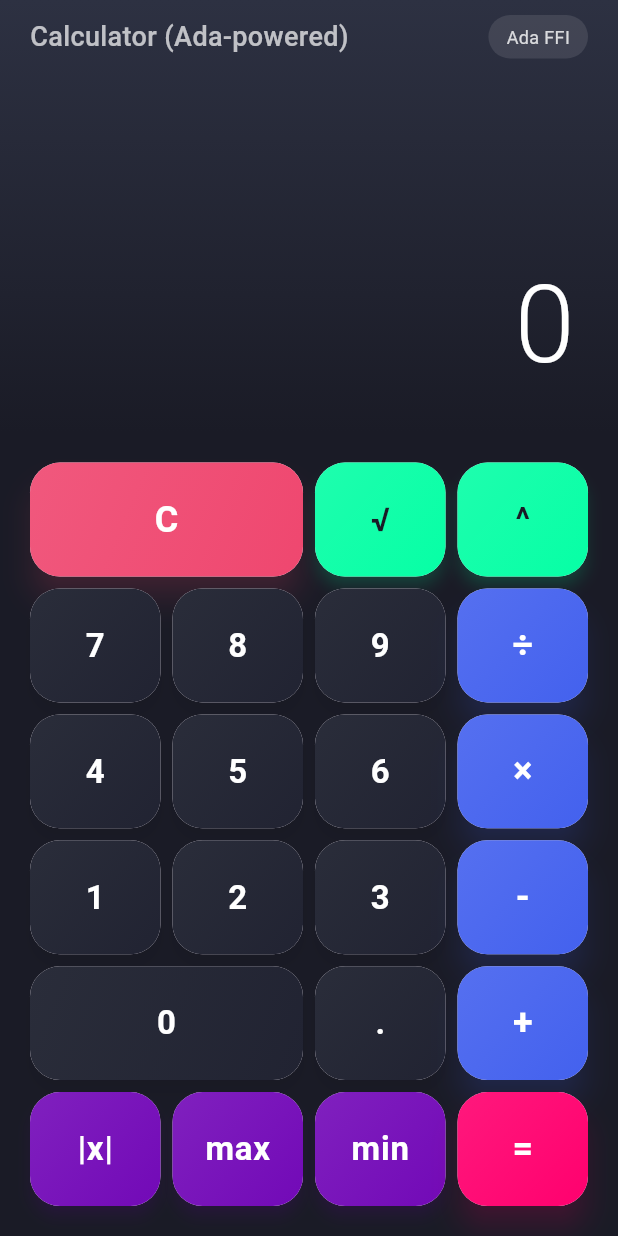
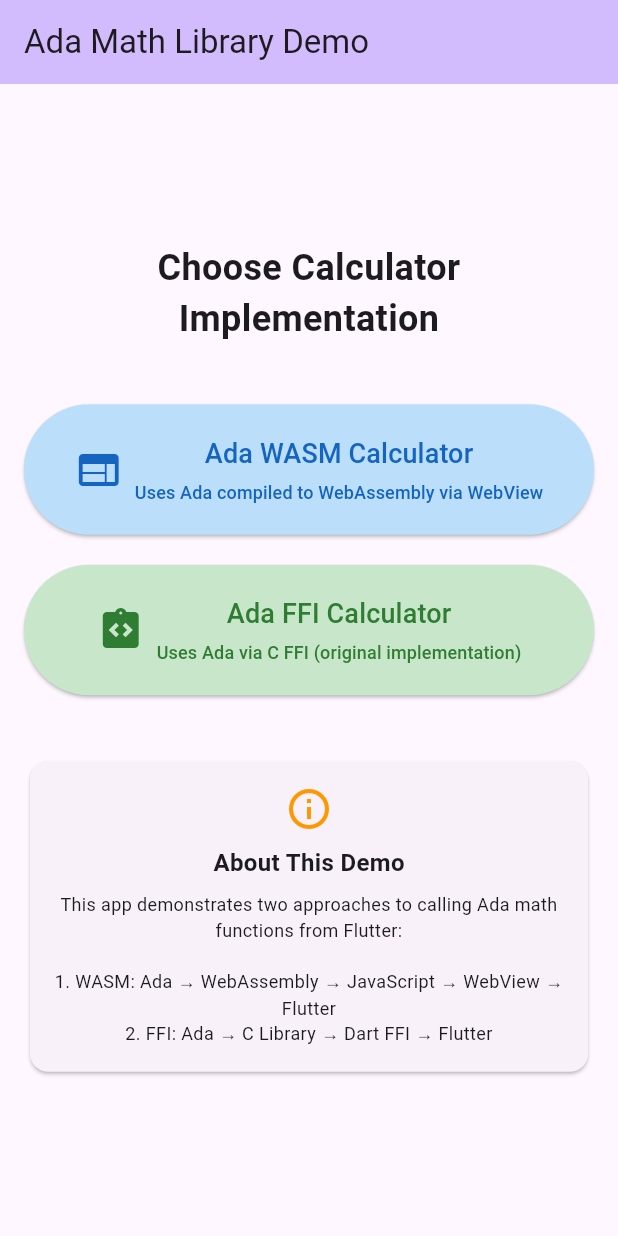
Before and after one commit to akvus/ffi_ada_dart_test, a Flutter app: the screen it shows after launch, on a phone screen of 412 x 824 dp. Run offline on Flutter 3.47's test engine with Material 3 defaults, Android fonts, the light colour scheme and no system bars; our stand-ins replace webview_flutter; missing offline and left inert: dart:ffi.

Commit message:
Playing around with wasm and adawebpack

```diff
--- a/flutter_proj/lib/main.dart
+++ b/flutter_proj/lib/main.dart
@@ -1,5 +1,6 @@
 import 'package:flutter/material.dart';
 import 'calculator_screen.dart';
+import 'wasm_calculator_screen.dart';
 
 void main() {
   runApp(const MyApp());
@@ -12,26 +13,130 @@ class MyApp extends StatelessWidget {
   @override
   Widget build(BuildContext context) {
     return MaterialApp(
-      title: 'Flutter Demo',
+      title: 'Ada WASM Calculator',
       theme: ThemeData(
-        // This is the theme of your application.
-        //
-        // TRY THIS: Try running your application with "flutter run". You'll see
-        // the application has a purple toolbar. Then, without quitting the app,
-        // try changing the seedColor in the colorScheme below to Colors.green
-        // and then invoke "hot reload" (save your changes or press the "hot
-        // reload" button in a Flutter-supported IDE, or press "r" if you used
-        // the command line to start the app).
-        //
-        // Notice that the counter didn't reset back to zero; the application
-        // state is not lost during the reload. To reset the state, use hot
-        // restart instead.
-        //
-        // This works for code too, not just values: Most code changes can be
-        // tested with just a hot reload.
         colorScheme: ColorScheme.fromSeed(seedColor: Colors.deepPurple),
+        useMaterial3: true,
       ),
-      home: const CalculatorScreen(),
+      home: const MainScreen(),
+    );
+  }
+}
+
+class MainScreen extends StatelessWidget {
+  const MainScreen({super.key});
+
+  @override
+  Widget build(BuildContext context) {
+    return Scaffold(
+      appBar: AppBar(
+        title: const Text('Ada Math Library Demo'),
+        backgroundColor: Theme.of(context).colorScheme.inversePrimary,
+      ),
+      body: Padding(
+        padding: const EdgeInsets.all(16.0),
+        child: Column(
+          mainAxisAlignment: MainAxisAlignment.center,
+          children: [
+            const Text(
+              'Choose Calculator Implementation',
+              style: TextStyle(fontSize: 24, fontWeight: FontWeight.bold),
+              textAlign: TextAlign.center,
+            ),
+            const SizedBox(height: 40),
+
+            // WASM Calculator Button
+            SizedBox(
+              width: double.infinity,
+              child: ElevatedButton.icon(
+                onPressed: () {
+                  Navigator.push(
+                    context,
+                    MaterialPageRoute(
+                      builder: (context) => const WasmCalculatorScreen(),
+                    ),
+                  );
+                },
+                icon: const Icon(Icons.web, size: 32),
+                label: const Column(
+                  children: [
+                    Text('Ada WASM Calculator', style: TextStyle(fontSize: 18)),
+                    SizedBox(height: 4),
+                    Text(
+                      'Uses Ada compiled to WebAssembly via WebView',
+                      style: TextStyle(fontSize: 12),
+                    ),
+                  ],
+                ),
+                style: ElevatedButton.styleFrom(
+                  padding: const EdgeInsets.all(20),
+                  backgroundColor: Colors.blue.shade100,
+                  foregroundColor: Colors.blue.shade800,
+                ),
+              ),
+            ),
+
+            const SizedBox(height: 20),
+
+            // FFI Calculator Button (existing)
+            SizedBox(
+              width: double.infinity,
+              child: ElevatedButton.icon(
+                onPressed: () {
+                  Navigator.push(
+                    context,
+                    MaterialPageRoute(
+                      builder: (context) => const CalculatorScreen(),
+                    ),
+                  );
+                },
+                icon: const Icon(Icons.integration_instructions, size: 32),
+                label: const Column(
+                  children: [
+                    Text('Ada FFI Calculator', style: TextStyle(fontSize: 18)),
+                    SizedBox(height: 4),
+                    Text(
+                      'Uses Ada via C FFI (original implementation)',
+                      style: TextStyle(fontSize: 12),
+                    ),
+                  ],
+                ),
+                style: ElevatedButton.styleFrom(
+                  padding: const EdgeInsets.all(20),
+                  backgroundColor: Colors.green.shade100,
+                  foregroundColor: Colors.green.shade800,
+                ),
+              ),
+            ),
+
+            const SizedBox(height: 40),
+
+            const Card(
+              child: Padding(
+                padding: EdgeInsets.all(16.0),
+                child: Column(
+                  children: [
+                    Icon(Icons.info_outline, size: 32, color: Colors.orange),
+                    SizedBox(height: 8),
+                    Text(
+                      'About This Demo',
+                      style: TextStyle(fontSize: 16, fontWeight: FontWeight.bold),
+                    ),
+                    SizedBox(height: 8),
+                    Text(
+                      'This app demonstrates two approaches to calling Ada math functions from Flutter:\n\n'
+                      '1. WASM: Ada → WebAssembly → JavaScript → WebView → Flutter\n'
+                      '2. FFI: Ada → C Library → Dart FFI → Flutter',
+                      textAlign: TextAlign.center,
+                      style: TextStyle(fontSize: 12),
+                    ),
+                  ],
+                ),
+              ),
+            ),
+          ],
+        ),
+      ),
     );
   }
 }
```
Also changed, not shown: flutter_proj/lib/ada_wasm_bridge.dart (added, +209 -0 lines), flutter_proj/lib/wasm_calculator_screen.dart (added, +338 -0 lines), flutter_proj/pubspec.yaml (+5 -4 lines), flutter_proj/pubspec.lock, 13 other files.
